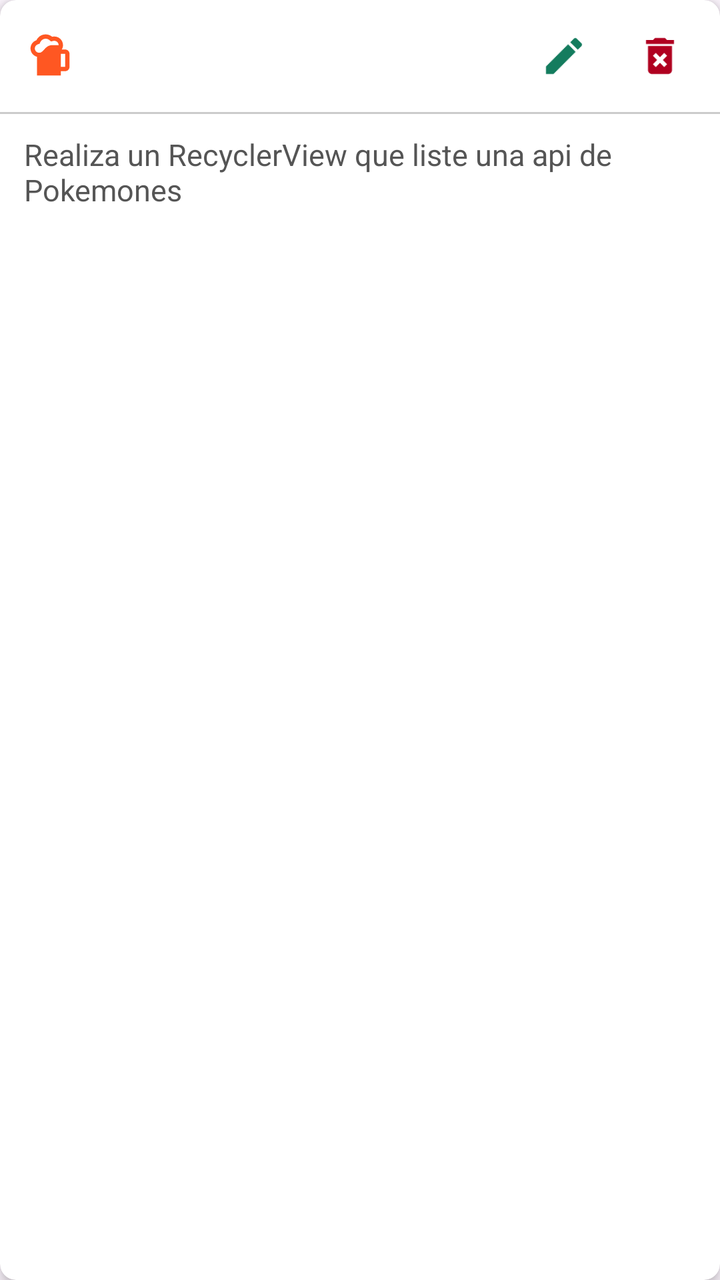
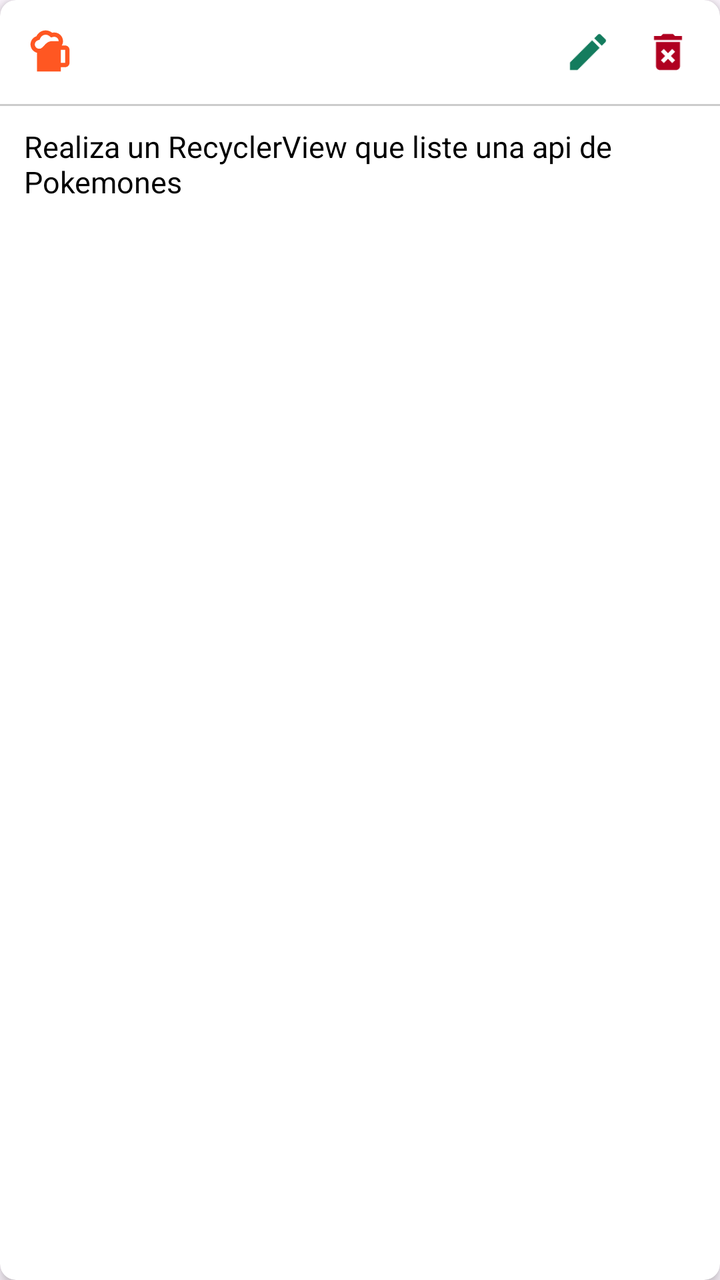

Compare the two renders of this Android layout. The source of the first and the diff that turns it into the second are given below.
<!-- AndroidManifest.xml: application theme Theme.EquipoCuatro -->
<!-- res/layout/item_reto.xml -->
<?xml version="1.0" encoding="utf-8"?>
<androidx.cardview.widget.CardView xmlns:android="http://schemas.android.com/apk/res/android"
    xmlns:app="http://schemas.android.com/apk/res-auto"
    android:layout_width="match_parent"
    android:layout_height="wrap_content"
    android:layout_marginHorizontal="16dp"
    android:layout_marginVertical="8dp"
    app:cardCornerRadius="8dp"
    app:cardElevation="4dp">

    <LinearLayout
        android:layout_width="match_parent"
        android:layout_height="wrap_content"
        android:orientation="vertical">

        
        <RelativeLayout
            android:layout_width="match_parent"
            android:layout_height="wrap_content"
            android:paddingHorizontal="12dp"
            android:paddingTop="12dp"
            android:paddingBottom="8dp">

            <ImageView
                android:id="@+id/ivChallengeIcon"
                android:layout_width="26dp"
                android:layout_height="26dp"
                android:layout_alignParentStart="true"
                android:layout_centerVertical="true"
                android:src="@drawable/beer"
                app:tint="@color/orange" />

            <LinearLayout
                android:layout_width="wrap_content"
                android:layout_height="wrap_content"
                android:layout_alignParentEnd="true"
                android:layout_centerVertical="true"
                android:orientation="horizontal">

                <ImageView
                    android:id="@+id/ivEdit"
                    android:layout_width="36dp"
                    android:layout_height="36dp"
                    android:layout_marginEnd="12dp"
                    android:padding="6dp"
                    android:clickable="true"
                    android:focusable="true"
                    android:background="?attr/selectableItemBackgroundBorderless"
                    android:src="@drawable/edit"
                    app:tint="@color/Green_edit" />

                <ImageView
                    android:id="@+id/ivDelete"
                    android:layout_width="36dp"
                    android:layout_height="36dp"
                    android:padding="6dp"
                    android:clickable="true"
                    android:focusable="true"
                    android:background="?attr/selectableItemBackgroundBorderless"
                    android:src="@drawable/delete"
                    app:tint="@color/Red_delete" />
            </LinearLayout>
        </RelativeLayout>


        <View
            android:layout_width="match_parent"
            android:layout_height="1dp"
            android:background="@color/gray_divider" />


        <TextView
            android:id="@+id/tvDescription"
            android:layout_width="match_parent"
            android:layout_height="wrap_content"
            android:paddingHorizontal="12dp"
            android:paddingTop="10dp"
            android:paddingBottom="12dp"
            android:text="Realiza un RecyclerView que liste una api de Pokemones"
            android:textColor="#555555"
            android:textSize="15sp" />

    </LinearLayout>
</androidx.cardview.widget.CardView>
<!-- resources referenced by this layout -->
<resources>
  <color name="Green_edit">#147C5E</color>
  <color name="Red_delete">#B00020</color>
  <color name="gray_divider">#CCCCCC</color>
  <color name="orange">#FF5722</color>
  <!-- drawable beer (drawable) -->
  <vector xmlns:android="http://schemas.android.com/apk/res/android" android:height="24dp" android:tint="#000000" android:viewportHeight="24" android:viewportWidth="24" android:width="24dp">
        
      <path android:fillColor="@android:color/white" android:pathData="M19,9h-1.56C17.79,8.41 18,7.73 18,7c0,-2.21 -1.79,-4 -4,-4c-0.34,0 -0.66,0.05 -0.98,0.13C12.2,2.45 11.16,2.02 10,2.02c-1.89,0 -3.51,1.11 -4.27,2.71C4.15,5.26 3,6.74 3,8.5c0,1.86 1.28,3.41 3,3.86L6,21h11v-2h2c1.1,0 2,-0.9 2,-2v-6C21,9.9 20.1,9 19,9zM7,10.5c-1.1,0 -2,-0.9 -2,-2c0,-0.85 0.55,-1.6 1.37,-1.88l0.8,-0.27l0.36,-0.76C8,4.62 8.94,4.02 10,4.02c0.79,0 1.39,0.35 1.74,0.65l0.78,0.65c0,0 0.64,-0.32 1.47,-0.32c1.1,0 2,0.9 2,2c0,0 -3,0 -3,0C9.67,7 9.15,10.5 7,10.5zM19,17h-2v-6h2V17z"/>
      
  </vector>
  <!-- drawable delete (drawable) -->
  <vector xmlns:android="http://schemas.android.com/apk/res/android" android:height="24dp" android:tint="#000000" android:viewportHeight="24" android:viewportWidth="24" android:width="24dp">
        
      <path android:fillColor="@android:color/white" android:pathData="M6,19c0,1.1 0.9,2 2,2h8c1.1,0 2,-0.9 2,-2L18,7L6,7v12zM8.46,11.88l1.41,-1.41L12,12.59l2.12,-2.12 1.41,1.41L13.41,14l2.12,2.12 -1.41,1.41L12,15.41l-2.12,2.12 -1.41,-1.41L10.59,14l-2.13,-2.12zM15.5,4l-1,-1h-5l-1,1L5,4v2h14L19,4z"/>
      
  </vector>
  <!-- drawable edit (drawable) -->
  <vector xmlns:android="http://schemas.android.com/apk/res/android" android:height="24dp" android:tint="#000000" android:viewportHeight="24" android:viewportWidth="24" android:width="24dp">
        
      <path android:fillColor="@android:color/white" android:pathData="M3,17.25V21h3.75L17.81,9.94l-3.75,-3.75L3,17.25zM20.71,7.04c0.39,-0.39 0.39,-1.02 0,-1.41l-2.34,-2.34c-0.39,-0.39 -1.02,-0.39 -1.41,0l-1.83,1.83 3.75,3.75 1.83,-1.83z"/>
      
  </vector>
  <style name="Theme.EquipoCuatro" parent="Base.Theme.EquipoCuatro" />
  <style name="Base.Theme.EquipoCuatro" parent="Theme.Material3.DayNight.NoActionBar">
          
          
      </style>
</resources>

<!-- the commit's change to res/layout/item_reto.xml (unified diff, before → after) -->
@@ -1,84 +1,89 @@
 <?xml version="1.0" encoding="utf-8"?>
-<androidx.cardview.widget.CardView xmlns:android="http://schemas.android.com/apk/res/android"
-    xmlns:app="http://schemas.android.com/apk/res-auto"
-    android:layout_width="match_parent"
-    android:layout_height="wrap_content"
-    android:layout_marginHorizontal="16dp"
-    android:layout_marginVertical="8dp"
-    app:cardCornerRadius="8dp"
-    app:cardElevation="4dp">
-
-    <LinearLayout
+<layout xmlns:android="http://schemas.android.com/apk/res/android"
+    xmlns:app="http://schemas.android.com/apk/res-auto">
+    <androidx.cardview.widget.CardView
         android:layout_width="match_parent"
         android:layout_height="wrap_content"
-        android:orientation="vertical">
+        android:layout_marginHorizontal="16dp"
+        android:layout_marginVertical="8dp"
+        app:cardCornerRadius="8dp"
+        app:cardElevation="4dp">
 
-        
-        <RelativeLayout
+        <androidx.constraintlayout.widget.ConstraintLayout
             android:layout_width="match_parent"
             android:layout_height="wrap_content"
-            android:paddingHorizontal="12dp"
-            android:paddingTop="12dp"
-            android:paddingBottom="8dp">
+            android:paddingBottom="4dp">
+
 
             <ImageView
                 android:id="@+id/ivChallengeIcon"
                 android:layout_width="26dp"
                 android:layout_height="26dp"
-                android:layout_alignParentStart="true"
-                android:layout_centerVertical="true"
+                android:layout_marginStart="12dp"
                 android:src="@drawable/beer"
+                app:layout_constraintBottom_toBottomOf="@+id/ivDelete"
+                app:layout_constraintStart_toStartOf="parent"
+                app:layout_constraintTop_toTopOf="@+id/ivDelete"
                 app:tint="@color/orange" />
 
-            <LinearLayout
-                android:layout_width="wrap_content"
-                android:layout_height="wrap_content"
-                android:layout_alignParentEnd="true"
-                android:layout_centerVertical="true"
-                android:orientation="horizontal">
 
-                <ImageView
-                    android:id="@+id/ivEdit"
-                    android:layout_width="36dp"
-                    android:layout_height="36dp"
-                    android:layout_marginEnd="12dp"
-                    android:padding="6dp"
-                    android:clickable="true"
-                    android:focusable="true"
-                    android:background="?attr/selectableItemBackgroundBorderless"
-                    android:src="@drawable/edit"
-                    app:tint="@color/Green_edit" />
-
-                <ImageView
-                    android:id="@+id/ivDelete"
-                    android:layout_width="36dp"
-                    android:layout_height="36dp"
-                    android:padding="6dp"
-                    android:clickable="true"
-                    android:focusable="true"
-                    android:background="?attr/selectableItemBackgroundBorderless"
-                    android:src="@drawable/delete"
-                    app:tint="@color/Red_delete" />
-            </LinearLayout>
-        </RelativeLayout>
+            <ImageView
+                android:id="@+id/ivDelete"
+                android:layout_width="36dp"
+                android:layout_height="36dp"
+                android:layout_marginTop="8dp"
+                android:layout_marginEnd="8dp"
+                android:background="?attr/selectableItemBackgroundBorderless"
+                android:clickable="true"
+                android:focusable="true"
+                android:padding="6dp"
+                android:src="@drawable/delete"
+                app:layout_constraintEnd_toEndOf="parent"
+                app:layout_constraintTop_toTopOf="parent"
+                app:tint="@color/Red_delete" />
 
 
-        <View
-            android:layout_width="match_parent"
-            android:layout_height="1dp"
-            android:background="@color/gray_divider" />
+            <ImageView
+                android:id="@+id/ivEdit"
+                android:layout_width="36dp"
+                android:layout_height="36dp"
+                android:layout_marginEnd="4dp"
+                android:background="?attr/selectableItemBackgroundBorderless"
+                android:clickable="true"
+                android:focusable="true"
+                android:padding="6dp"
+                android:src="@drawable/edit"
+                app:layout_constraintBottom_toBottomOf="@+id/ivDelete"
+                app:layout_constraintEnd_toStartOf="@+id/ivDelete"
+                app:layout_constraintTop_toTopOf="@+id/ivDelete"
+                app:tint="@color/Green_edit" />
 
 
-        <TextView
-            android:id="@+id/tvDescription"
-            android:layout_width="match_parent"
-            android:layout_height="wrap_content"
-            android:paddingHorizontal="12dp"
-            android:paddingTop="10dp"
-            android:paddingBottom="12dp"
-            android:text="Realiza un RecyclerView que liste una api de Pokemones"
-            android:textColor="#555555"
-            android:textSize="15sp" />
+            <View
+                android:id="@+id/divider"
+                android:layout_width="0dp"
+                android:layout_height="1dp"
+                android:layout_marginTop="8dp"
+                android:background="@color/gray_divider"
+                app:layout_constraintEnd_toEndOf="parent"
+                app:layout_constraintStart_toStartOf="parent"
+                app:layout_constraintTop_toBottomOf="@+id/ivDelete" />
 
-    </LinearLayout>
-</androidx.cardview.widget.CardView>
+
+            <TextView
+                android:id="@+id/tvDescription"
+                android:layout_width="0dp"
+                android:layout_height="wrap_content"
+                android:paddingHorizontal="12dp"
+                android:paddingTop="10dp"
+                android:paddingBottom="12dp"
+                android:text="@string/plantilla_reto"
+                android:textColor="@color/black"
+                android:textSize="15sp"
+                app:layout_constraintEnd_toEndOf="parent"
+                app:layout_constraintStart_toStartOf="parent"
+                app:layout_constraintTop_toBottomOf="@+id/divider" />
+
+        </androidx.constraintlayout.widget.ConstraintLayout>
+    </androidx.cardview.widget.CardView>
+</layout>
<!-- resource entries referenced after the edit -->
@@ -2,6 +2,7 @@
 <resources>
   <color name="Green_edit">#147C5E</color>
   <color name="Red_delete">#B00020</color>
+  <color name="black">#FF000000</color>
   <color name="gray_divider">#CCCCCC</color>
   <color name="orange">#FF5722</color>
   <!-- drawable beer (drawable) -->
@@ -22,6 +23,7 @@
       <path android:fillColor="@android:color/white" android:pathData="M3,17.25V21h3.75L17.81,9.94l-3.75,-3.75L3,17.25zM20.71,7.04c0.39,-0.39 0.39,-1.02 0,-1.41l-2.34,-2.34c-0.39,-0.39 -1.02,-0.39 -1.41,0l-1.83,1.83 3.75,3.75 1.83,-1.83z"/>
       
   </vector>
+  <string name="plantilla_reto">Realiza un RecyclerView que liste una api de Pokemones</string>
   <style name="Theme.EquipoCuatro" parent="Base.Theme.EquipoCuatro" />
   <style name="Base.Theme.EquipoCuatro" parent="Theme.Material3.DayNight.NoActionBar">
           
